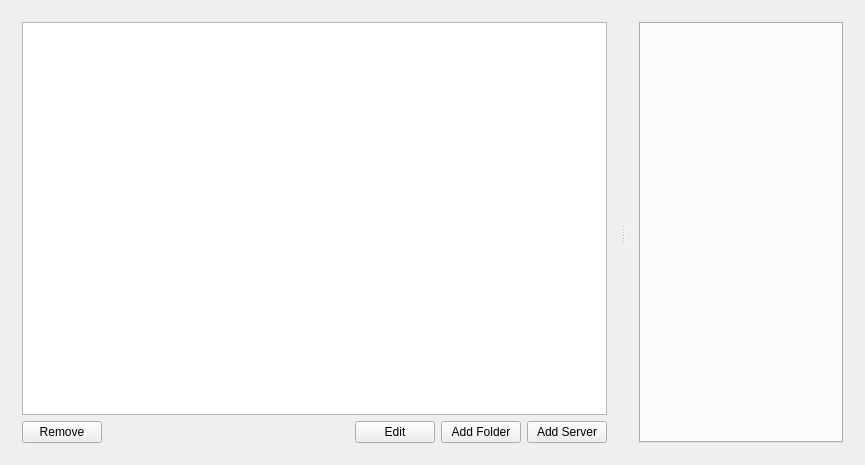
This is src/mainwindow.ui in sumsung007/configX as Qt 5 draws it before an edit. The edited form follows.
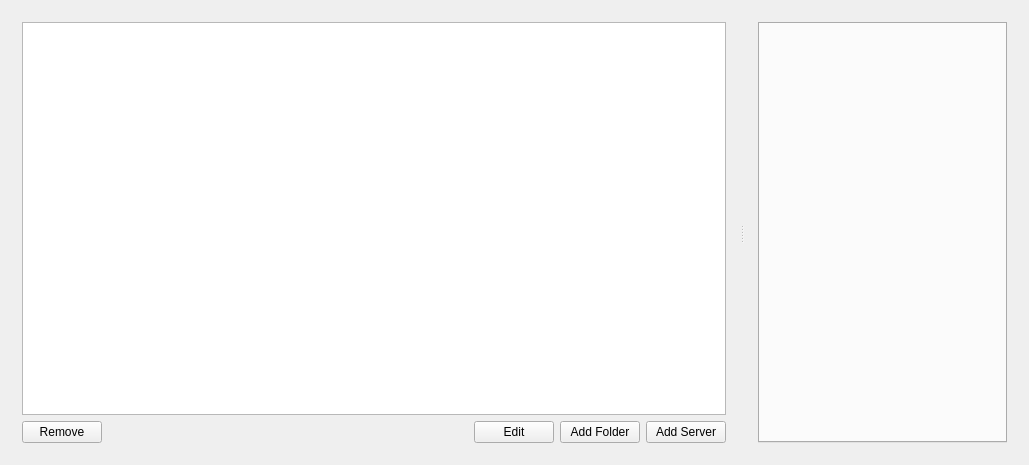
This is the edited form. Custom widgets are drawn as their Qt base class.

The edit to the form file:
```diff
--- a/src/mainwindow.ui
+++ b/src/mainwindow.ui
@@ -6,7 +6,7 @@
    <rect>
     <x>0</x>
     <y>0</y>
-    <width>865</width>
+    <width>1029</width>
     <height>465</height>
    </rect>
   </property>
```
Left out of the diff: 4 changed lines with no effect on the pictures.
